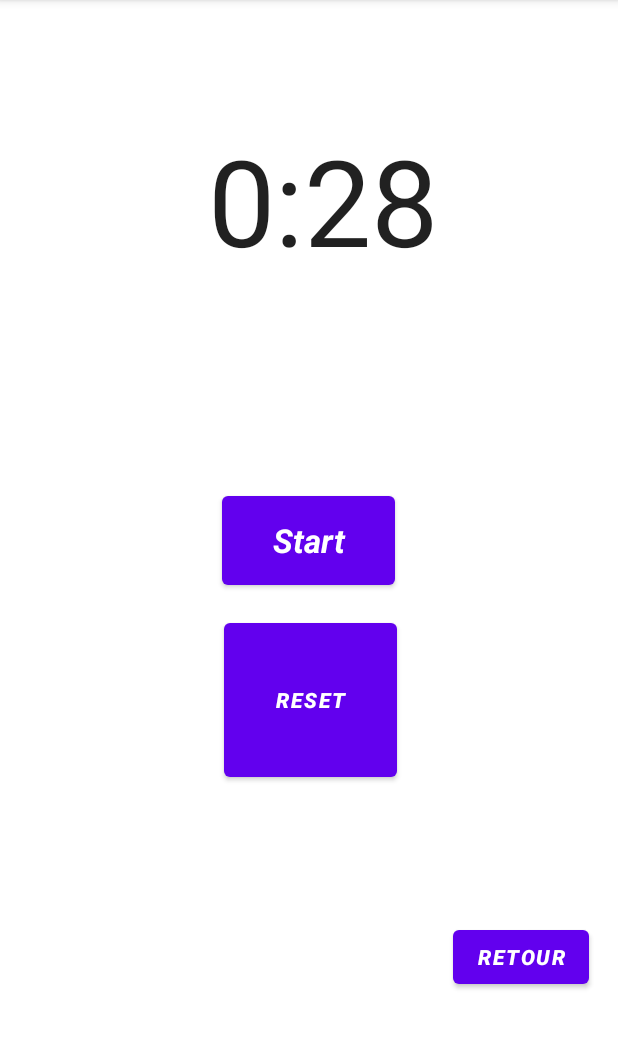
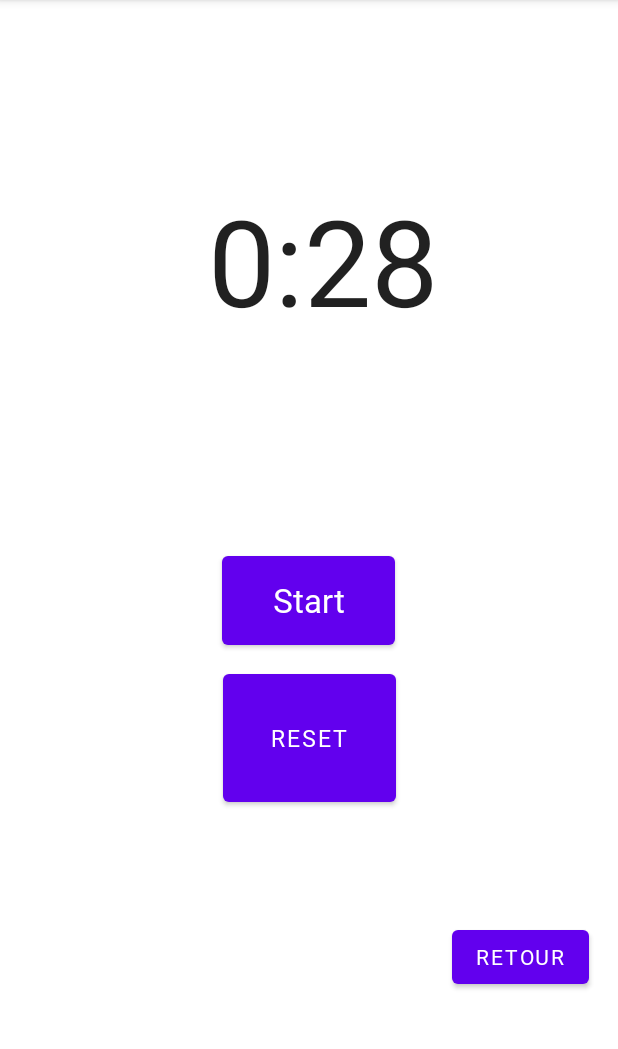
Before and after one commit to Rayane45/NVGUP, an Android app: the Timer screen opened directly, with no data from a screen before it, after a tap on "Pause", on a phone screen of 412 x 824 dp, the part 84-1133 px from its top. Run offline under Robolectric (Android 15) with nearby library versions, the phone set to English and light mode, and no system bars; 1 other tap on this screen came first.

Commit message:
Alors la on a de quoi s'amuser

```diff
--- a/app/src/main/res/layout/activity_main.xml
+++ b/app/src/main/res/layout/activity_main.xml
@@ -15,7 +15,7 @@
         android:layout_marginTop="20dp"
         android:text="Never Give Up"
         android:textSize="25dp"
-        android:fontFamily="@font/water_splash"
+        android:fontFamily="@font/smart_watch_light"
         app:layout_constraintStart_toStartOf="parent"
         app:layout_constraintTop_toTopOf="parent" />
 
@@ -42,6 +42,7 @@
         android:layout_marginTop="74dp"
         android:layout_marginEnd="155dp"
         android:layout_marginBottom="235dp"
-        android:text="Welcome" />
+        android:text="Welcome"
+        android:fontFamily="@font/water_splash"/>
 
 </RelativeLayout>
--- a/app/src/main/res/layout/fragment_home.xml
+++ b/app/src/main/res/layout/fragment_home.xml
@@ -27,7 +27,7 @@
         android:layout_marginStart="125dp"
         android:layout_marginTop="348dp"
         android:text="Exercices Bras"
-        android:fontFamily="@font/android_insomnia_regular"/>
+        android:fontFamily="@font/water_splash"/>
 
     <ImageView
         android:id="@+id/image_jambes"
@@ -51,7 +51,7 @@
         android:layout_marginStart="90dp"
         android:layout_marginLeft="90dp"
         android:layout_marginBottom="119dp"
-        android:fontFamily="@font/long_fox"
+        android:fontFamily="@font/water_splash"
         android:text="Exercices Jambes" />
 
     <Button
@@ -64,6 +64,6 @@
         android:layout_marginBottom="32dp"
         android:textSize="15dp"
         android:text="Return Home"
-        android:fontFamily="@font/crochet_pattern_bold"/>
+        android:fontFamily="@font/water_splash"/>
 
 </RelativeLayout>
--- a/app/src/main/res/layout/mvt_bras_2.xml
+++ b/app/src/main/res/layout/mvt_bras_2.xml
@@ -16,6 +16,7 @@
         app:layout_constraintHorizontal_bias="0.052"
         app:layout_constraintStart_toStartOf="parent"
         app:layout_constraintTop_toTopOf="parent"
+        android:fontFamily="@font/water_splash"
         app:layout_constraintVertical_bias="0.976" />
 
     <Button
@@ -28,6 +29,7 @@
         app:layout_constraintHorizontal_bias="0.948"
         app:layout_constraintStart_toStartOf="parent"
         app:layout_constraintTop_toTopOf="parent"
+        android:fontFamily="@font/water_splash"
         app:layout_constraintVertical_bias="0.976" />
 
     <ImageView
--- a/app/src/main/res/layout/timer.xml
+++ b/app/src/main/res/layout/timer.xml
@@ -12,10 +12,10 @@
         android:layout_height="71dp"
         android:layout_alignParentBottom="true"
         android:layout_centerInParent="true"
-        android:layout_marginBottom="372dp"
+        android:layout_marginBottom="332dp"
+        android:fontFamily="@font/water_splash"
         android:text="Start"
-        android:textAppearance="?android:attr/textAppearanceLarge"
-        android:textStyle="bold|italic" />
+        android:textAppearance="?android:attr/textAppearanceLarge" />
 
     <TextView
         android:id="@+id/timer_txt"
@@ -35,12 +35,14 @@
         android:layout_alignParentEnd="true"
         android:layout_alignParentBottom="true"
         android:layout_centerHorizontal="true"
-        android:layout_marginTop="409dp"
-        android:layout_marginEnd="147dp"
-        android:layout_marginBottom="244dp"
+        android:layout_marginTop="443dp"
+        android:layout_marginEnd="148dp"
+        android:layout_marginBottom="227dp"
+        android:fontFamily="@font/water_splash"
         android:text="Reset"
-        android:textStyle="bold|italic"
-        android:visibility="invisible" />
+        android:textSize="15sp"
+        android:visibility="invisible"
+        tools:visibility="visible" />
 
     <Button
         android:id="@+id/timer_retour"
@@ -51,6 +53,6 @@
         android:layout_marginEnd="19dp"
         android:layout_marginBottom="106dp"
         android:text="Retour"
-        android:textStyle="bold|italic"/>
+        android:fontFamily="@font/water_splash"/>
 
 </RelativeLayout>
```
Also changed, not shown: app/src/main/res/layout/mvt_bras_1.xml (+3 -4 lines).
